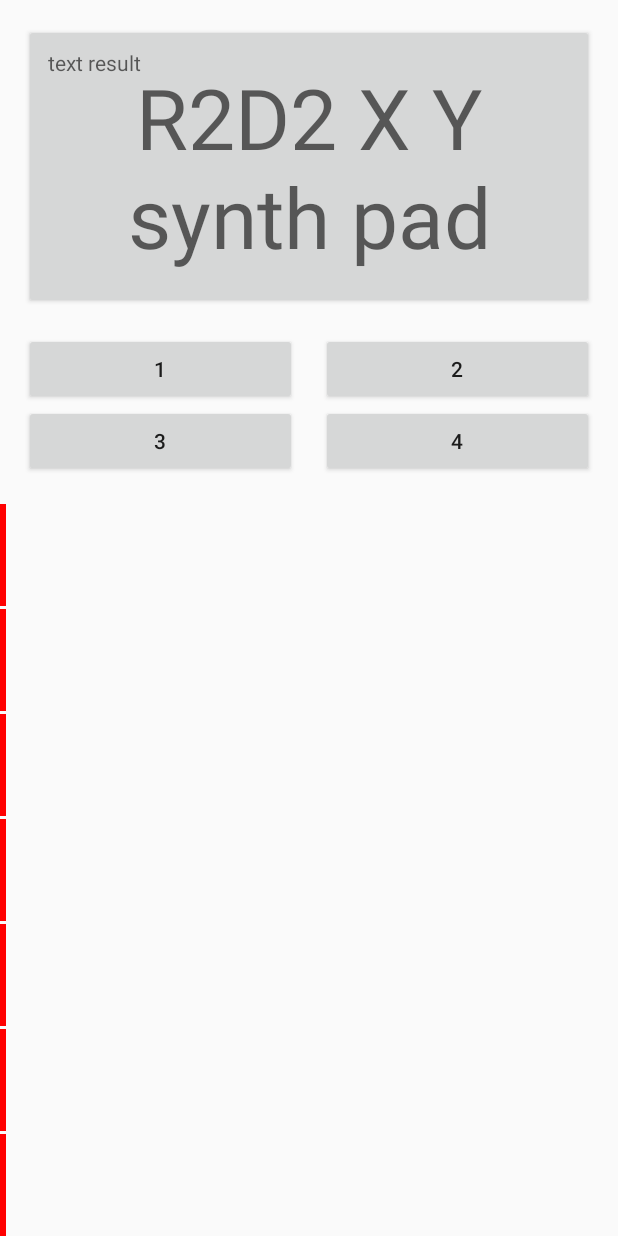
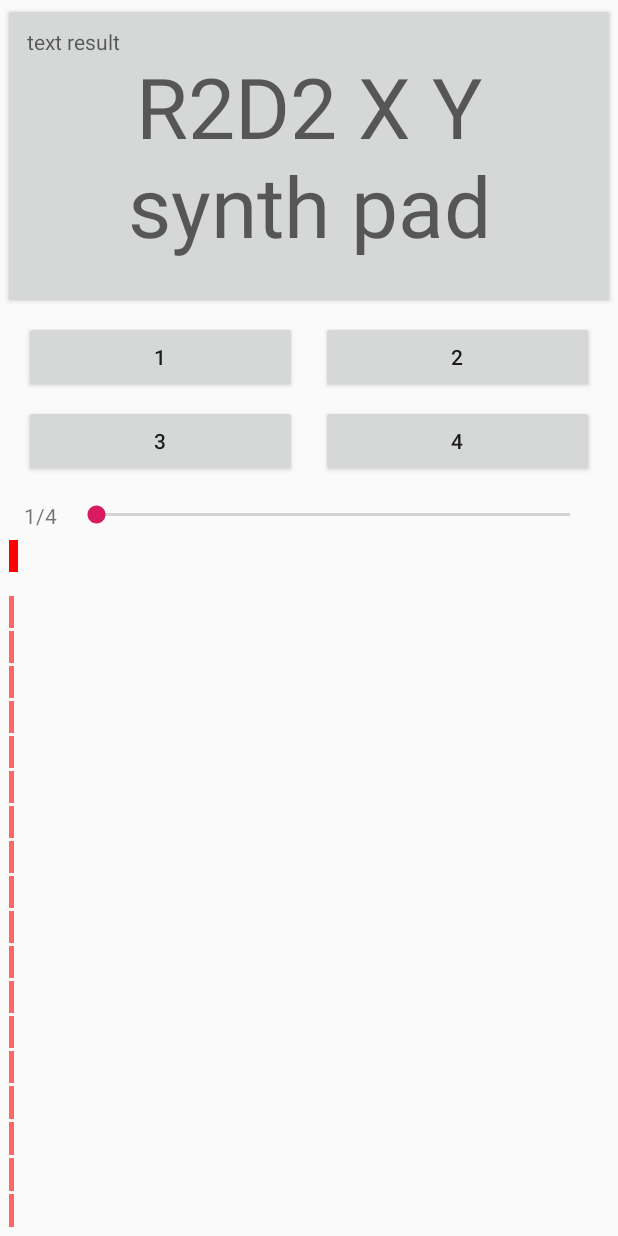
Before and after one commit to djonus/lupe, an Android app: the layout activity_main.xml on its own in the app's theme, with its tools: preview values and no code run, on a phone screen of 412 x 824 dp. Run offline under Robolectric (Android 15) with nearby library versions, the phone set to English and light mode, and no system bars.

Commit message:
Looper: control tape length

```diff
--- a/app/src/main/java/com/djonus/lupe/MainActivity.kt
+++ b/app/src/main/java/com/djonus/lupe/MainActivity.kt
@@ -6,6 +6,7 @@ import android.os.Bundle
 import android.util.Log
 import android.view.MotionEvent
 import android.view.View
+import android.widget.SeekBar
 import androidx.appcompat.app.AppCompatActivity
 import androidx.core.view.get
 import com.djonus.lupe.utils.exponential
@@ -90,6 +91,42 @@ class MainActivity : AppCompatActivity() {
             dropLastLoop(engineRef)
         }
 
+        val multipliers = arrayOf(
+            "x1/8" to 1.0/8,
+            "x1/7" to 1.0/7,
+            "x1/6" to 1.0/6,
+            "x1/5" to 1.0/5,
+            "x1/4" to 1.0/4,
+            "x1/3" to 1.0/3,
+            "x1/2" to 1.0/2,
+            "x1" to 1.0,
+            "x2" to 2.0,
+            "x3" to 3.0,
+            "x4" to 4.0,
+            "x5" to 5.0,
+            "x6" to 6.0,
+            "x7" to 7.0,
+            "x8" to 8.0
+        )
+        sb_1.max = multipliers.size - 1
+        val defaultMultiplier = multipliers[7]
+        sb_1.setProgress(7, true)
+        tv_multiplier.text = defaultMultiplier.first
+        sb_1.setOnSeekBarChangeListener(object : SeekBar.OnSeekBarChangeListener {
+            override fun onProgressChanged(seekBar: SeekBar?, progress: Int, fromUser: Boolean) {
+                val multiplier = multipliers[progress]
+                tv_multiplier.text = multiplier.first
+                setTapeSizeMultiplier(engineRef, multiplier.second)
+            }
+
+            override fun onStartTrackingTouch(seekBar: SeekBar?) {
+            }
+
+            override fun onStopTrackingTouch(seekBar: SeekBar?) {
+            }
+
+        })
+
         GlobalScope.launch {
             while (true) {
                 delay(33)
@@ -101,7 +138,7 @@ class MainActivity : AppCompatActivity() {
 
     private fun displayCursors(cursorData: IntArray) {
         val width = loops.width
-        val cursors = cursorData.asIterable().chunked(2)
+        val cursors = cursorData.asIterable().chunked(2).takeLast(loops.childCount).reversed()
         cursors.forEachIndexed { index, cursor ->
             val progress = cursor[1].toFloat() / cursor[0].toFloat()
             loops[index].translationX = width * progress
@@ -123,6 +160,7 @@ class MainActivity : AppCompatActivity() {
     external fun saveCandidate(engineRef: Long)
     external fun dropLastLoop(engineRef: Long)
     external fun getLoopCursors(engineRef: Long): IntArray
+    external fun setTapeSizeMultiplier(engineRef: Long, multiplier: Double)
 
     private fun adjustDefaultStreamValue() {
         val myAudioMgr = getSystemService(Context.AUDIO_SERVICE) as AudioManager
--- a/app/src/main/res/layout/activity_main.xml
+++ b/app/src/main/res/layout/activity_main.xml
@@ -10,7 +10,7 @@
         android:id="@+id/synth_pad"
         android:layout_width="0dp"
         android:layout_height="0dp"
-        android:layout_margin="16dp"
+        android:layout_margin="2dp"
         android:gravity="center"
         android:padding="24dp"
         android:text="R2D2 X Y synth pad"
@@ -36,7 +36,7 @@
         android:layout_width="0dp"
         android:layout_height="wrap_content"
         android:layout_marginStart="16dp"
-        android:layout_marginTop="16dp"
+        android:layout_marginTop="8dp"
         android:layout_marginEnd="8dp"
         android:text="1"
         app:layout_constraintEnd_toStartOf="@+id/b_2"
@@ -58,6 +58,7 @@
         android:id="@+id/b_3"
         android:layout_width="0dp"
         android:layout_height="wrap_content"
+        android:layout_marginTop="8dp"
         android:text="3"
         app:layout_constraintEnd_toEndOf="@id/b_1"
         app:layout_constraintStart_toStartOf="@id/b_1"
@@ -70,66 +71,169 @@
         android:text="4"
         app:layout_constraintEnd_toEndOf="@id/b_2"
         app:layout_constraintStart_toStartOf="@id/b_2"
-        app:layout_constraintTop_toBottomOf="@id/b_2" />
+        app:layout_constraintTop_toTopOf="@id/b_3" />
+
+    <SeekBar
+        android:id="@+id/sb_1"
+        android:layout_width="0dp"
+        android:layout_height="wrap_content"
+        android:layout_marginTop="16dp"
+        android:layout_marginEnd="16dp"
+        android:layout_marginBottom="16dp"
+        app:layout_constraintEnd_toEndOf="parent"
+        app:layout_constraintStart_toEndOf="@id/tv_multiplier"
+        app:layout_constraintTop_toBottomOf="@id/b_4" />
+
+    <TextView
+        android:id="@+id/tv_multiplier"
+        android:layout_width="32dp"
+        android:layout_height="wrap_content"
+        android:layout_marginStart="16dp"
+        app:layout_constraintStart_toStartOf="parent"
+        app:layout_constraintTop_toTopOf="@id/sb_1"
+        tools:text="1/4" />
 
     <LinearLayout
         android:id="@+id/loops"
         android:layout_width="match_parent"
         android:layout_height="0dp"
-        android:layout_marginTop="16dp"
+        android:layout_margin="6dp"
         android:orientation="vertical"
-
         app:layout_constraintBottom_toBottomOf="parent"
-        app:layout_constraintTop_toBottomOf="@id/b_4">
+        app:layout_constraintTop_toBottomOf="@id/sb_1">
 
         <View
-            android:layout_width="4dp"
+            android:layout_width="6dp"
             android:layout_height="0dp"
             android:layout_marginTop="2dp"
             android:layout_weight="1"
             android:background="#FF0000" />
 
         <View
-            android:layout_width="4dp"
+            android:layout_width="3dp"
+            android:layout_height="0dp"
+            android:layout_marginTop="16dp"
+            android:layout_weight="1"
+            android:background="#FF6666" />
+
+        <View
+            android:layout_width="3dp"
             android:layout_height="0dp"
             android:layout_marginTop="2dp"
             android:layout_weight="1"
-            android:background="#FF0000" />
+            android:background="#FF6666" />
 
         <View
-            android:layout_width="4dp"
+            android:layout_width="3dp"
             android:layout_height="0dp"
             android:layout_marginTop="2dp"
             android:layout_weight="1"
-            android:background="#FF0000" />
+            android:background="#FF6666" />
 
         <View
-            android:layout_width="4dp"
+            android:layout_width="3dp"
             android:layout_height="0dp"
             android:layout_marginTop="2dp"
             android:layout_weight="1"
-            android:background="#FF0000" />
+            android:background="#FF6666" />
 
         <View
-            android:layout_width="4dp"
+            android:layout_width="3dp"
             android:layout_height="0dp"
             android:layout_marginTop="2dp"
             android:layout_weight="1"
-            android:background="#FF0000" />
+            android:background="#FF6666" />
 
         <View
-            android:layout_width="4dp"
+            android:layout_width="3dp"
             android:layout_height="0dp"
             android:layout_marginTop="2dp"
             android:layout_weight="1"
-            android:background="#FF0000" />
+            android:background="#FF6666" />
 
         <View
-            android:layout_width="4dp"
+            android:layout_width="3dp"
             android:layout_height="0dp"
             android:layout_marginTop="2dp"
             android:layout_weight="1"
-            android:background="#FF0000" />
+            android:background="#FF6666" />
+
+        <View
+            android:layout_width="3dp"
+            android:layout_height="0dp"
+            android:layout_marginTop="2dp"
+            android:layout_weight="1"
+            android:background="#FF6666" />
+
+        <View
+            android:layout_width="3dp"
+            android:layout_height="0dp"
+            android:layout_marginTop="2dp"
+            android:layout_weight="1"
+            android:background="#FF6666" />
+
+        <View
+            android:layout_width="3dp"
+            android:layout_height="0dp"
+            android:layout_marginTop="2dp"
+            android:layout_weight="1"
+            android:background="#FF6666" />
+
+        <View
+            android:layout_width="3dp"
+            android:layout_height="0dp"
+            android:layout_marginTop="2dp"
+            android:layout_weight="1"
+            android:background="#FF6666" />
+
+        <View
+            android:layout_width="3dp"
+            android:layout_height="0dp"
+            android:layout_marginTop="2dp"
+            android:layout_weight="1"
+            android:background="#FF6666" />
+
+        <View
+            android:layout_width="3dp"
+            android:layout_height="0dp"
+            android:layout_marginTop="2dp"
+            android:layout_weight="1"
+            android:background="#FF6666" />
+
+        <View
+            android:layout_width="3dp"
+            android:layout_height="0dp"
+            android:layout_marginTop="2dp"
+            android:layout_weight="1"
+            android:background="#FF6666" />
+
+        <View
+            android:layout_width="3dp"
+            android:layout_height="0dp"
+            android:layout_marginTop="2dp"
+            android:layout_weight="1"
+            android:background="#FF6666" />
+
+        <View
+            android:layout_width="3dp"
+            android:layout_height="0dp"
+            android:layout_marginTop="2dp"
+            android:layout_weight="1"
+            android:background="#FF6666" />
+
+        <View
+            android:layout_width="3dp"
+            android:layout_height="0dp"
+            android:layout_marginTop="2dp"
+            android:layout_weight="1"
+            android:background="#FF6666" />
+
+        <View
+            android:layout_width="3dp"
+            android:layout_height="0dp"
+            android:layout_marginTop="2dp"
+            android:layout_weight="1"
+            android:background="#FF6666" />
 
     </LinearLayout>
 
--- a/app/src/main/res/values/colors.xml
+++ b/app/src/main/res/values/colors.xml
@@ -1,6 +1,6 @@
 <?xml version="1.0" encoding="utf-8"?>
 <resources>
-    <color name="colorPrimary">#008577</color>
-    <color name="colorPrimaryDark">#00574B</color>
+    <color name="colorPrimary">#FF0000</color>
+    <color name="colorPrimaryDark">#AA2222</color>
     <color name="colorAccent">#D81B60</color>
 </resources>
```
Also changed, not shown: 3 other files.
